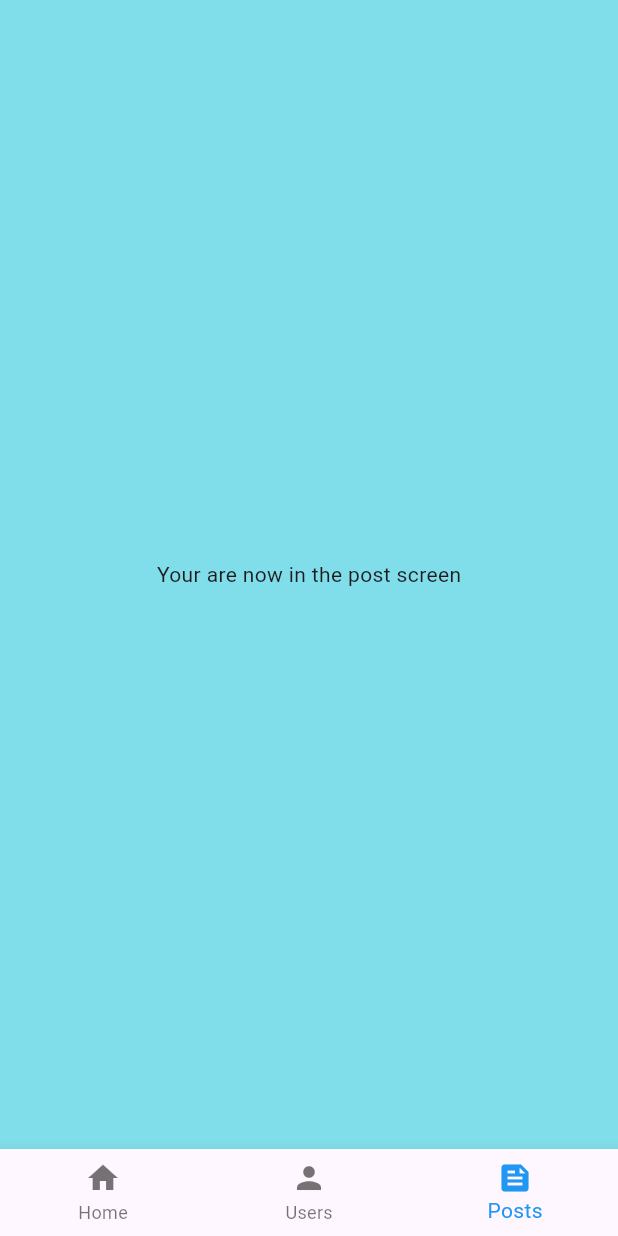
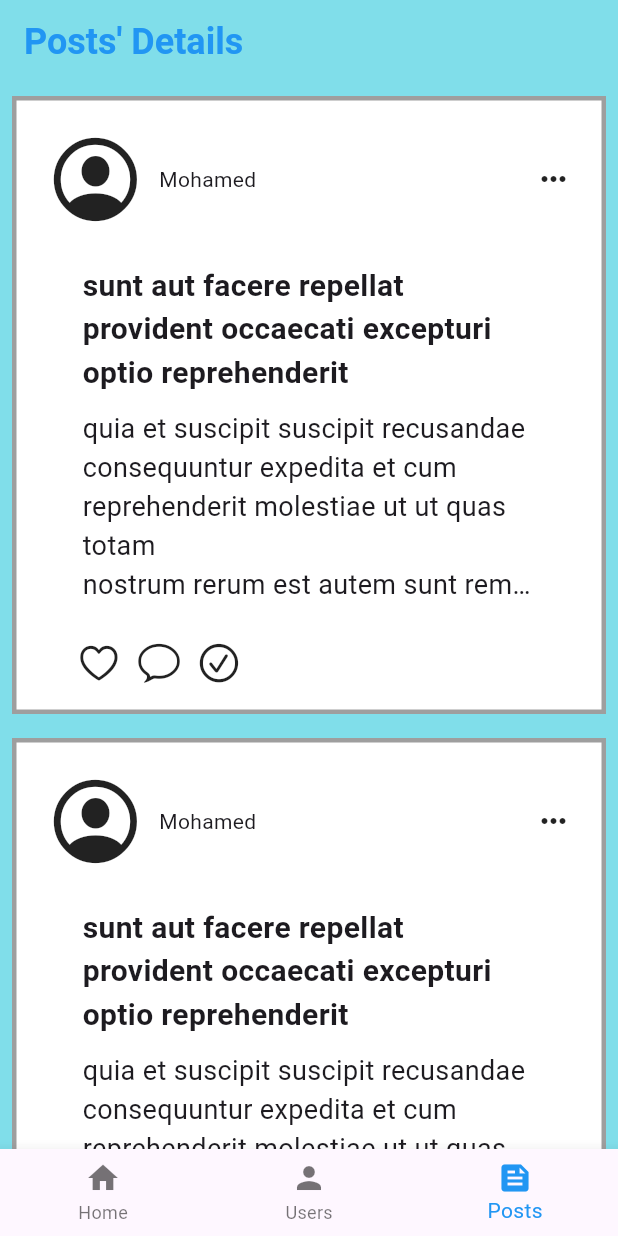
Before and after one commit to 3omdawy11/Mobile_App_Task, a Flutter app: the screen it shows after launch, item 3 of the bottom bar chosen, on a phone screen of 412 x 824 dp. Run offline on Flutter 3.47's test engine with Material 3 defaults, Android fonts, the phone set to English and light mode, and no system bars; our stand-ins replace bloc, flutter_bloc, font_awesome_flutter, go_router.

Commit message:
Starting with Getting data

```diff
--- a/lib/app_router.dart
+++ b/lib/app_router.dart
@@ -1,5 +1,5 @@
 import 'package:go_router/go_router.dart';
-import 'package:mobile_app_task/screens/post_screen.dart';
+import 'package:mobile_app_task/screens/post_screen/post_screen.dart';
 import 'package:mobile_app_task/screens/home_screen/home_screen.dart';
 import 'package:mobile_app_task/screens/user_screen/users_screen.dart';
 
--- a/lib/constants.dart
+++ b/lib/constants.dart
@@ -1,3 +1,4 @@
+import 'package:flutter/cupertino.dart';
 import 'package:flutter/material.dart';
 import 'package:font_awesome_flutter/font_awesome_flutter.dart';
 
@@ -27,6 +28,13 @@ const TextStyle profileTextStyle = TextStyle(
   fontSize: 16,
   overflow: TextOverflow.ellipsis,
 );
+
+const TextStyle appBarTextStyle = TextStyle(
+  fontSize: 24,
+  fontWeight: FontWeight.bold,
+  color: Colors.blue
+);
+
 const double profileIconSize = 65;
 
 
@@ -39,3 +47,24 @@ final List<Map<String, dynamic>> socialIconData = [
   {'path': '', 'icon': const Icon(Icons.web, size: contactIconSize, color: Colors.orange)},
   {'path': '', 'icon': const Icon(Icons.phone, size: contactIconSize, color: Colors.green)},
 ];
+
+const double postButtonsSize = 30;
+
+const List<Widget> postButtons = [
+  Icon(CupertinoIcons.heart, size: postButtonsSize,),
+  SizedBox(width: 10,),
+  Icon(CupertinoIcons.conversation_bubble, size: postButtonsSize,),
+  SizedBox(width: 10,),
+  Icon(CupertinoIcons.check_mark_circled, size: postButtonsSize,)
+];
+
+const TextStyle postBodyTextStyle  =  TextStyle(
+  fontSize: 18,
+  overflow: TextOverflow.ellipsis,
+);
+
+const TextStyle postTitleTextStyle = TextStyle(
+  fontSize: 20,
+  fontWeight: FontWeight.bold,
+  overflow: TextOverflow.ellipsis,
+);
--- a/lib/screens/main_screen.dart
+++ b/lib/screens/main_screen.dart
@@ -3,7 +3,7 @@ import 'package:flutter_bloc/flutter_bloc.dart';
 import 'package:mobile_app_task/business_logic/navigation_bar_BL/navigation_bar_bloc.dart';
 import 'package:mobile_app_task/constants.dart';
 import 'package:mobile_app_task/screens/home_screen/home_screen.dart';
-import 'package:mobile_app_task/screens/post_screen.dart';
+import 'package:mobile_app_task/screens/post_screen/post_screen.dart';
 import 'package:mobile_app_task/screens/user_screen/users_screen.dart';
 
 class MainScreen extends StatelessWidget {
--- a/lib/screens/post_screen.dart
+++ /dev/null
@@ -1,16 +0,0 @@
-import 'package:flutter/material.dart';
-class PostScreen extends StatelessWidget {
-  const PostScreen({super.key});
-
-  @override
-  Widget build(BuildContext context) {
-    return const Scaffold(
-      body: Column(
-        mainAxisAlignment: MainAxisAlignment.center,
-        children: [
-          Center(child: Text('Your are now in the post screen')),
-        ],
-      ),
-    );
-  }
-}
--- /dev/null
+++ b/lib/screens/post_screen/post_screen.dart
@@ -0,0 +1,87 @@
+import 'package:flutter/cupertino.dart';
+import 'package:flutter/material.dart';
+import 'package:mobile_app_task/constants.dart';
+import 'package:mobile_app_task/screens/post_screen/widgets/post_title_and_description.dart';
+import 'package:mobile_app_task/screens/widgets/customized_app_bar.dart';
+
+import '../widgets/profile_icon.dart';
+
+class PostScreen extends StatelessWidget {
+  const PostScreen({super.key});
+
+  @override
+  Widget build(BuildContext context) {
+    return Scaffold(
+        appBar: buildAppBar('Posts'),
+        body: ListView.builder(
+          itemCount: 10,
+          itemBuilder: (context, index) {
+            return Post(
+                profilePic: const Icon(CupertinoIcons.profile_circled),
+                username: 'Mohamed',
+                title:
+                    'sunt aut facere repellat provident occaecati excepturi optio reprehenderit',
+                body:
+                    'quia et suscipit suscipit recusandae consequuntur expedita et cum\nreprehenderit molestiae ut ut quas totam\nnostrum rerum est autem sunt rem eveniet architecto');
+          },
+        ));
+  }
+}
+
+class Post extends StatelessWidget {
+  Post(
+      {super.key,
+      required this.profilePic,
+      required this.username,
+      required this.title,
+      required this.body});
+  Icon profilePic;
+  String username;
+  String title;
+  String body;
+  @override
+  Widget build(BuildContext context) {
+    return Padding(
+      padding: const EdgeInsets.all(8.0),
+      child: Container(
+        decoration: BoxDecoration(
+          color: Colors.white,
+          border: Border.all(
+            color: Colors.grey,
+            width: 3,
+            style: BorderStyle.solid,
+          ),
+        ),
+        height: MediaQuery.of(context).size.height * 0.5,
+        child: Padding(
+          padding: const EdgeInsets.all(20.0),
+          child: Column(
+            children: [
+              Row(
+                children: [
+                  ProfileIcon(
+                    username: username,
+                    vertical: false,
+                  ),
+                  const Spacer(),
+                  const Icon(
+                    Icons.more_horiz,
+                  )
+                ],
+              ),
+              PostTitleAndDescription(
+                title: title,
+                body: body,
+              ),
+              const Spacer(),
+              const Padding(
+                padding: EdgeInsets.only(left: 20),
+                child: Row(children: postButtons),
+              )
+            ],
+          ),
+        ),
+      ),
+    );
+  }
+}
--- /dev/null
+++ b/lib/screens/post_screen/widgets/post_title_and_description.dart
@@ -0,0 +1,38 @@
+import 'package:flutter/material.dart';
+
+import '../../../constants.dart';
+
+class PostTitleAndDescription extends StatelessWidget {
+  const PostTitleAndDescription({
+    super.key,
+    required this.title,
+    required this.body,
+  });
+
+  final String title;
+  final String body;
+
+  @override
+  Widget build(BuildContext context) {
+    return Padding(
+      padding: const EdgeInsets.all(24),
+      child: Column(
+        children: [
+          Text(
+            title,
+            style: postTitleTextStyle,
+            maxLines: 3,
+          ),
+          const SizedBox(
+            height: 10,
+          ),
+          Text(
+            body,
+            style: postBodyTextStyle,
+            maxLines: 5,
+          ),
+        ],
+      ),
+    );
+  }
+}
--- a/lib/screens/user_screen/users_screen.dart
+++ b/lib/screens/user_screen/users_screen.dart
@@ -1,6 +1,9 @@
 import 'package:flutter/material.dart';
 import 'package:mobile_app_task/screens/user_screen/widgets/user_info.dart';
-import 'package:mobile_app_task/screens/user_screen/widgets/profile_icon.dart';
+import 'package:mobile_app_task/screens/widgets/profile_icon.dart';
+
+import '../../constants.dart';
+import '../widgets/customized_app_bar.dart';
 
 class UserScreen extends StatelessWidget {
   const UserScreen({super.key});
@@ -8,11 +11,14 @@ class UserScreen extends StatelessWidget {
   @override
   Widget build(BuildContext context) {
     return Scaffold(
-        body: ListView.builder(
-            itemCount: 10,
-            itemBuilder: (context, index) {
-              return const UserPost();
-            }));
+      appBar: buildAppBar('Users'),
+      body: ListView.builder(
+        itemCount: 10,
+        itemBuilder: (context, index) {
+          return const UserPost();
+        },
+      ),
+    );
   }
 }
 
@@ -33,8 +39,15 @@ class UserPost extends StatelessWidget {
           child: Row(
             mainAxisAlignment: MainAxisAlignment.spaceAround,
             children: [
-              ProfileIcon(),
-              UserInfo()
+              ProfileIcon(
+                username: 'username',
+                vertical: true,
+              ),
+              const UserInfo(
+                name: 'Mohamed Emad',
+                email: 'mohamedzaky970@gmail.com',
+                address: 'Cairo, Egypt',
+              )
             ],
           ),
         ),
--- a/lib/screens/user_screen/widgets/profile_icon.dart
+++ /dev/null
@@ -1,27 +0,0 @@
-import 'package:flutter/cupertino.dart';
-import 'package:flutter/material.dart';
-
-import '../../../constants.dart';
-
-
-class ProfileIcon extends StatelessWidget {
-  const ProfileIcon({
-    super.key,
-  });
-
-  @override
-  Widget build(BuildContext context) {
-    return InkWell(
-      onTap: () {},
-      child: const Column(
-        children: [
-          Icon(
-            CupertinoIcons.profile_circled,
-            size: profileIconSize,
-          ),
-          Text('Username')
-        ],
-      ),
-    );
-  }
-}
--- a/lib/screens/user_screen/widgets/user_info.dart
+++ b/lib/screens/user_screen/widgets/user_info.dart
@@ -4,18 +4,20 @@ import '../../../constants.dart';
 
 class UserInfo extends StatelessWidget {
   const UserInfo({
-    super.key,
+    super.key, required this.name, required this.email, required this.address,
   });
-
+  final String name;
+  final String email;
+  final String address;
   @override
   Widget build(BuildContext context) {
-    return const Column(
+    return Column(
       mainAxisAlignment: MainAxisAlignment.center,
       crossAxisAlignment: CrossAxisAlignment.start,
       children: [
-        InfoLine(question: 'Name', answer: 'Mohamed Emad',),
-        InfoLine(question: 'Email', answer: 'mohamedzaky@email.com'),
-        InfoLine(question: 'Address', answer: 'Cairo, Egypt'),
+        InfoLine(question: 'Name', answer: name,),
+        InfoLine(question: 'Email', answer: email),
+        InfoLine(question: 'Address', answer: address),
       ],
     );
   }
--- /dev/null
+++ b/lib/screens/widgets/customized_app_bar.dart
@@ -0,0 +1,13 @@
+import 'package:flutter/material.dart';
+
+import '../../constants.dart';
+
+AppBar buildAppBar(String appBarTitle) {
+  return AppBar(
+    backgroundColor: Colors.transparent,
+    title: Text(
+      '$appBarTitle\' Details',
+      style: appBarTextStyle,
+    ),
+  );
+}
--- /dev/null
+++ b/lib/screens/widgets/profile_icon.dart
@@ -0,0 +1,42 @@
+import 'package:flutter/cupertino.dart';
+import 'package:flutter/material.dart';
+
+import '../../constants.dart';
+
+class ProfileIcon extends StatelessWidget {
+  const ProfileIcon(
+      {super.key, required this.username, required this.vertical});
+  final String username;
+  final bool vertical;
+  @override
+  Widget build(BuildContext context) {
+    return InkWell(
+      onTap: () {},
+      child: vertical
+          ? Column(
+              children: [
+                const Icon(
+                  CupertinoIcons.profile_circled,
+                  size: profileIconSize,
+                ),
+                const SizedBox(
+                  height: 10,
+                ),
+                Text(username)
+              ],
+            )
+          : Row(
+              children: [
+                const Icon(
+                  CupertinoIcons.profile_circled,
+                  size: profileIconSize,
+                ),
+                const SizedBox(
+                  width: 10,
+                ),
+                Text(username)
+              ],
+            ),
+    );
+  }
+}
```
